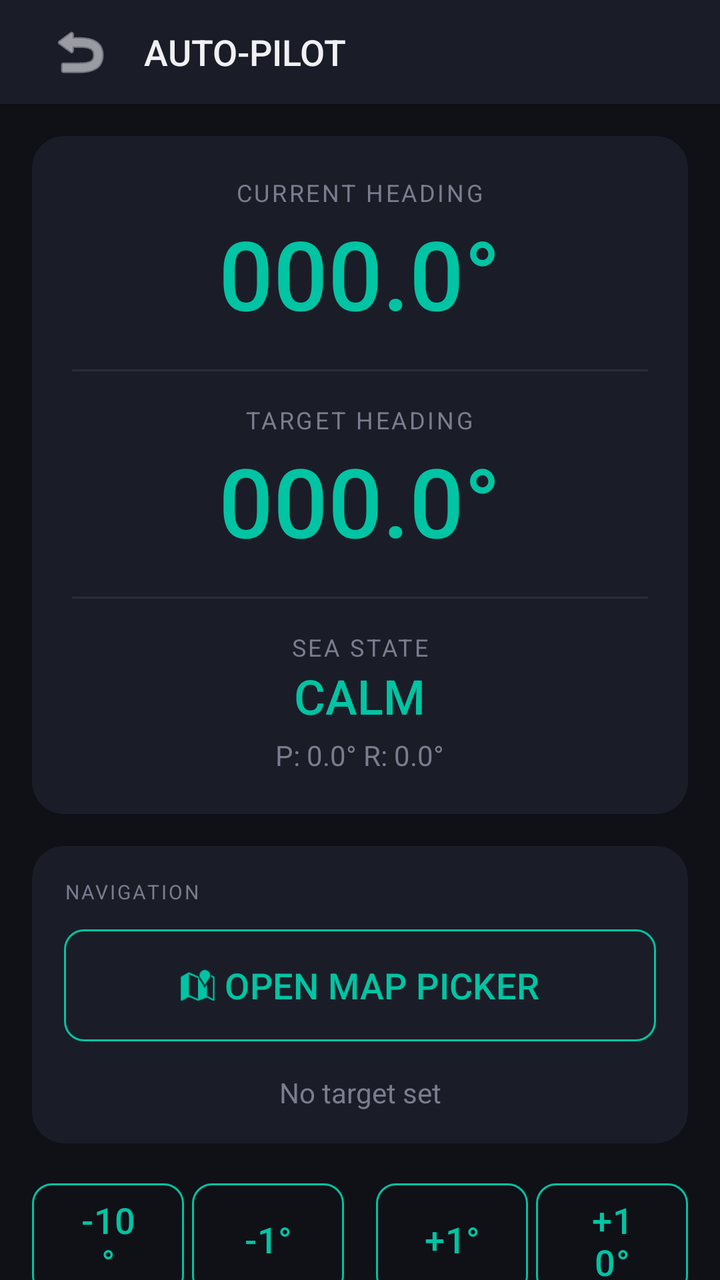
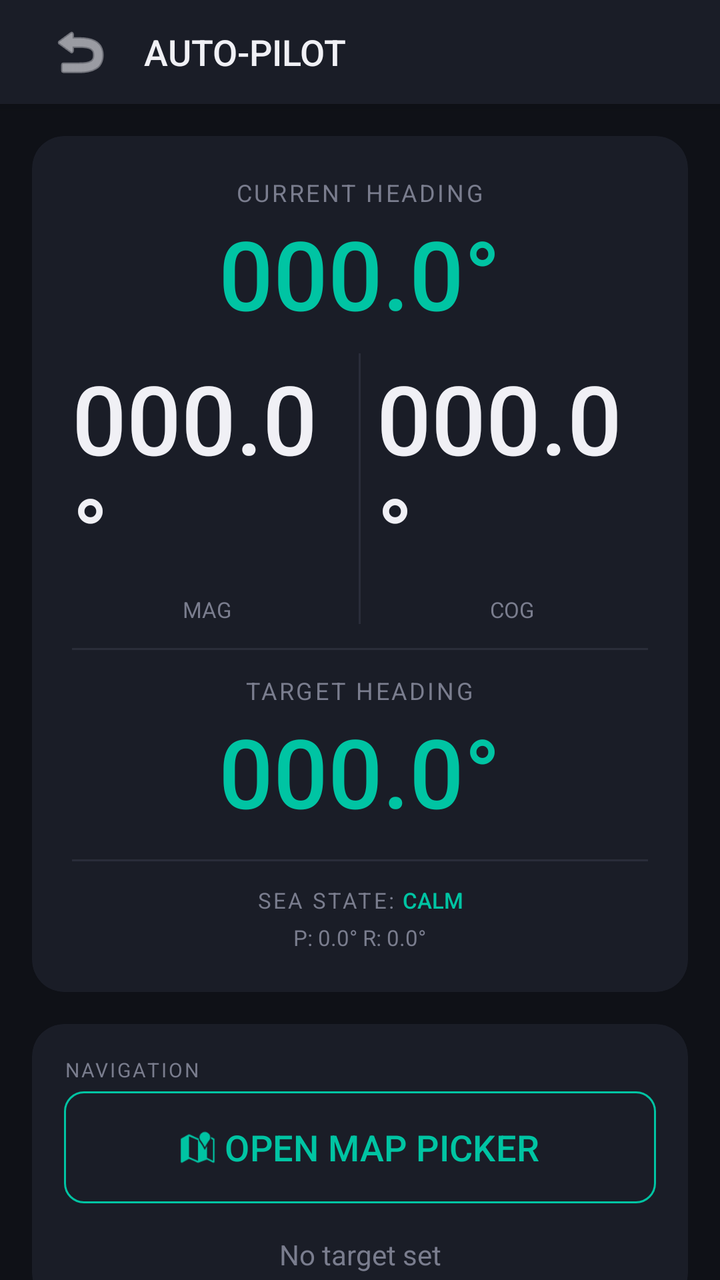

Two renders of the same Android screen: before a commit and after it. Below are the layout's source before the change and the commit's diff.
<!-- AndroidManifest.xml: application theme Theme.TorqeedoController -->
<!-- res/layout/activity_autopilot.xml -->
<?xml version="1.0" encoding="utf-8"?>
<androidx.constraintlayout.widget.ConstraintLayout xmlns:android="http://schemas.android.com/apk/res/android"
    xmlns:app="http://schemas.android.com/apk/res-auto"
    android:layout_width="match_parent"
    android:layout_height="match_parent"
    android:background="@color/bg_primary">

    <LinearLayout
        android:id="@+id/header"
        android:layout_width="match_parent"
        android:layout_height="52dp"
        android:background="@color/bg_surface"
        android:gravity="center_vertical"
        android:orientation="horizontal"
        android:paddingHorizontal="16dp"
        android:elevation="4dp"
        app:layout_constraintTop_toTopOf="parent">

        <ImageButton
            android:id="@+id/btnBack"
            android:layout_width="48dp"
            android:layout_height="48dp"
            android:background="?attr/selectableItemBackgroundBorderless"
            android:src="@android:drawable/ic_menu_revert"
            app:tint="@color/text_primary" />

        <TextView
            android:layout_width="wrap_content"
            android:layout_height="wrap_content"
            android:text="AUTO-PILOT"
            android:textColor="@color/text_primary"
            android:textSize="18sp"
            android:fontFamily="sans-serif-medium"
            android:layout_marginStart="8dp" />
    </LinearLayout>

    <androidx.core.widget.NestedScrollView
        android:layout_width="match_parent"
        android:layout_height="0dp"
        app:layout_constraintTop_toBottomOf="@id/header"
        app:layout_constraintBottom_toBottomOf="parent">

        <LinearLayout
            android:layout_width="match_parent"
            android:layout_height="wrap_content"
            android:orientation="vertical"
            android:padding="16dp">

            
            <androidx.cardview.widget.CardView
                android:layout_width="match_parent"
                android:layout_height="wrap_content"
                android:layout_marginBottom="16dp"
                app:cardBackgroundColor="@color/bg_surface"
                app:cardCornerRadius="16dp"
                app:cardElevation="0dp">

                <LinearLayout
                    android:layout_width="match_parent"
                    android:layout_height="wrap_content"
                    android:orientation="vertical"
                    android:padding="20dp"
                    android:gravity="center">

                    <TextView
                        android:layout_width="wrap_content"
                        android:layout_height="wrap_content"
                        android:text="CURRENT HEADING"
                        android:textColor="@color/text_secondary"
                        android:textSize="12sp"
                        android:letterSpacing="0.1" />

                    <TextView
                        android:id="@+id/tvCurrentHeading"
                        android:layout_width="wrap_content"
                        android:layout_height="wrap_content"
                        android:text="000.0°"
                        android:textColor="@color/accent_primary"
                        android:textSize="48sp"
                        android:fontFamily="sans-serif-medium" />

                    <View
                        android:layout_width="match_parent"
                        android:layout_height="1dp"
                        android:background="@color/border_subtle"
                        android:layout_marginVertical="16dp" />

                    <TextView
                        android:layout_width="wrap_content"
                        android:layout_height="wrap_content"
                        android:text="TARGET HEADING"
                        android:textColor="@color/text_secondary"
                        android:textSize="12sp"
                        android:letterSpacing="0.1" />

                    <TextView
                        android:id="@+id/tvTargetHeading"
                        android:layout_width="wrap_content"
                        android:layout_height="wrap_content"
                        android:text="000.0°"
                        android:textColor="@color/status_connected"
                        android:textSize="48sp"
                        android:fontFamily="sans-serif-medium" />

                    <View
                        android:layout_width="match_parent"
                        android:layout_height="1dp"
                        android:background="@color/border_subtle"
                        android:layout_marginVertical="16dp" />

                    <TextView
                        android:layout_width="wrap_content"
                        android:layout_height="wrap_content"
                        android:text="SEA STATE"
                        android:textColor="@color/text_secondary"
                        android:textSize="12sp"
                        android:letterSpacing="0.1" />

                    <TextView
                        android:id="@+id/tvSeaState"
                        android:layout_width="wrap_content"
                        android:layout_height="wrap_content"
                        android:text="CALM"
                        android:textColor="@color/status_connected"
                        android:textSize="24sp"
                        android:fontFamily="sans-serif-medium" />

                    <TextView
                        android:id="@+id/tvPitchRoll"
                        android:layout_width="wrap_content"
                        android:layout_height="wrap_content"
                        android:text="P: 0.0° R: 0.0°"
                        android:textColor="@color/text_secondary"
                        android:textSize="14sp"
                        android:layout_marginTop="4dp" />
                </LinearLayout>
            </androidx.cardview.widget.CardView>

            
            <androidx.cardview.widget.CardView
                android:layout_width="match_parent"
                android:layout_height="wrap_content"
                android:layout_marginBottom="16dp"
                app:cardBackgroundColor="@color/bg_surface"
                app:cardCornerRadius="16dp"
                app:cardElevation="0dp">

                <LinearLayout
                    android:layout_width="match_parent"
                    android:layout_height="wrap_content"
                    android:orientation="vertical"
                    android:padding="16dp">

                    <TextView
                        android:layout_width="wrap_content"
                        android:layout_height="wrap_content"
                        android:text="NAVIGATION"
                        android:textColor="@color/text_secondary"
                        android:textSize="10sp"
                        android:letterSpacing="0.1"
                        android:layout_marginBottom="8dp"/>

                    <com.google.android.material.button.MaterialButton
                        android:id="@+id/btnOpenMap"
                        style="@style/Widget.TorqeedoController.Button.Secondary"
                        android:layout_width="match_parent"
                        android:layout_height="64dp"
                        android:text="OPEN MAP PICKER"
                        app:icon="@android:drawable/ic_dialog_map"
                        app:iconGravity="textStart" />

                    <TextView
                        android:id="@+id/tvWaypointInfo"
                        android:layout_width="match_parent"
                        android:layout_height="wrap_content"
                        android:text="No target set"
                        android:textColor="@color/text_secondary"
                        android:textSize="14sp"
                        android:layout_marginTop="12dp"
                        android:gravity="center"/>
                </LinearLayout>
            </androidx.cardview.widget.CardView>

            
            <LinearLayout
                android:layout_width="match_parent"
                android:layout_height="wrap_content"
                android:orientation="horizontal"
                android:gravity="center"
                android:layout_marginBottom="24dp">

                <Button
                    android:id="@+id/btnHdgMinus10"
                    style="@style/Widget.TorqeedoController.Button.Secondary"
                    android:layout_width="0dp"
                    android:layout_height="64dp"
                    android:layout_weight="1"
                    android:text="-10°"
                    android:layout_marginEnd="4dp"/>

                <Button
                    android:id="@+id/btnHdgMinus1"
                    style="@style/Widget.TorqeedoController.Button.Secondary"
                    android:layout_width="0dp"
                    android:layout_height="64dp"
                    android:layout_weight="1"
                    android:text="-1°"
                    android:layout_marginEnd="8dp"/>

                <Button
                    android:id="@+id/btnHdgPlus1"
                    style="@style/Widget.TorqeedoController.Button.Secondary"
                    android:layout_width="0dp"
                    android:layout_height="64dp"
                    android:layout_weight="1"
                    android:text="+1°"
                    android:layout_marginStart="8dp"/>

                <Button
                    android:id="@+id/btnHdgPlus10"
                    style="@style/Widget.TorqeedoController.Button.Secondary"
                    android:layout_width="0dp"
                    android:layout_height="64dp"
                    android:layout_weight="1"
                    android:text="+10°"
                    android:layout_marginStart="4dp"/>
            </LinearLayout>

            
            <com.google.android.material.button.MaterialButton
                android:id="@+id/btnToggleAutoPilot"
                android:layout_width="match_parent"
                android:layout_height="80dp"
                android:text="ENGAGE AUTO-PILOT"
                android:textSize="18sp"
                app:cornerRadius="40dp"
                android:layout_marginBottom="24dp"
                android:backgroundTint="@color/status_connected" />

            
            <androidx.cardview.widget.CardView
                android:layout_width="match_parent"
                android:layout_height="wrap_content"
                android:layout_marginBottom="16dp"
                app:cardBackgroundColor="@color/bg_surface"
                app:cardCornerRadius="12dp"
                app:cardElevation="0dp">

                <LinearLayout
                    android:layout_width="match_parent"
                    android:layout_height="wrap_content"
                    android:orientation="vertical"
                    android:padding="16dp">

                    <LinearLayout
                        android:layout_width="match_parent"
                        android:layout_height="wrap_content"
                        android:orientation="horizontal"
                        android:gravity="center_vertical"
                        android:layout_marginBottom="12dp">
                        <TextView
                            android:layout_width="0dp"
                            android:layout_height="wrap_content"
                            android:layout_weight="1"
                            android:text="PID TUNING"
                            android:textColor="@color/text_secondary"
                            android:textSize="10sp"
                            android:letterSpacing="0.1" />
                        <com.google.android.material.switchmaterial.SwitchMaterial
                            android:id="@+id/swUseRudderSensor"
                            android:layout_width="wrap_content"
                            android:layout_height="wrap_content"
                            android:text="USE 0xA5 SENSOR"
                            android:textColor="@color/text_secondary"
                            android:textSize="10sp" />
                    </LinearLayout>

                    
                    <LinearLayout
                        android:layout_width="match_parent"
                        android:layout_height="wrap_content"
                        android:orientation="horizontal"
                        android:gravity="center_vertical"
                        android:layout_marginBottom="8dp">
                        <TextView
                            android:layout_width="40dp"
                            android:layout_height="wrap_content"
                            android:text="Kp"
                            android:textColor="@color/text_primary" />
                        <SeekBar
                            android:id="@+id/sbKp"
                            android:layout_width="0dp"
                            android:layout_height="wrap_content"
                            android:layout_weight="1"
                            android:max="100" />
                        <EditText
                            android:id="@+id/etKp"
                            android:layout_width="60dp"
                            android:layout_height="wrap_content"
                            android:inputType="numberDecimal"
                            android:gravity="center"
                            android:textSize="14sp"
                            android:background="@color/bg_primary"
                            android:padding="4dp"
                            android:imeOptions="actionDone" />
                    </LinearLayout>

                    
                    <LinearLayout
                        android:layout_width="match_parent"
                        android:layout_height="wrap_content"
                        android:orientation="horizontal"
                        android:gravity="center_vertical"
                        android:layout_marginBottom="8dp">
                        <TextView
                            android:layout_width="40dp"
                            android:layout_height="wrap_content"
                            android:text="Ki"
                            android:textColor="@color/text_primary" />
                        <SeekBar
                            android:id="@+id/sbKi"
                            android:layout_width="0dp"
                            android:layout_height="wrap_content"
                            android:layout_weight="1"
                            android:max="100" />
                        <EditText
                            android:id="@+id/etKi"
                            android:layout_width="60dp"
                            android:layout_height="wrap_content"
                            android:inputType="numberDecimal"
                            android:gravity="center"
                            android:textSize="14sp"
                            android:background="@color/bg_primary"
                            android:padding="4dp"
                            android:imeOptions="actionDone" />
                    </LinearLayout>

                    
                    <LinearLayout
                        android:layout_width="match_parent"
                        android:layout_height="wrap_content"
                        android:orientation="horizontal"
                        android:gravity="center_vertical">
                        <TextView
                            android:layout_width="40dp"
                            android:layout_height="wrap_content"
                            android:text="Kd"
                            android:textColor="@color/text_primary" />
                        <SeekBar
                            android:id="@+id/sbKd"
                            android:layout_width="0dp"
                            android:layout_height="wrap_content"
                            android:layout_weight="1"
                            android:max="100" />
                        <EditText
                            android:id="@+id/etKd"
                            android:layout_width="60dp"
                            android:layout_height="wrap_content"
                            android:inputType="numberDecimal"
                            android:gravity="center"
                            android:textSize="14sp"
                            android:background="@color/bg_primary"
                            android:padding="4dp"
                            android:imeOptions="actionDone" />
                    </LinearLayout>
                </LinearLayout>
            </androidx.cardview.widget.CardView>

            
            <androidx.cardview.widget.CardView
                android:layout_width="match_parent"
                android:layout_height="wrap_content"
                app:cardBackgroundColor="@color/bg_surface"
                app:cardCornerRadius="12dp"
                app:cardElevation="0dp">

                <LinearLayout
                    android:layout_width="match_parent"
                    android:layout_height="wrap_content"
                    android:orientation="horizontal"
                    android:padding="16dp"
                    android:baselineAligned="false">

                    <LinearLayout
                        android:layout_width="0dp"
                        android:layout_height="wrap_content"
                        android:layout_weight="1"
                        android:orientation="vertical"
                        android:gravity="center">
                        <TextView
                            android:id="@+id/tvRudderPos"
                            android:layout_width="wrap_content"
                            android:layout_height="wrap_content"
                            android:text="0%"
                            android:textColor="@color/accent_primary"
                            android:textSize="20sp"
                            android:fontFamily="sans-serif-medium" />
                        <TextView
                            android:layout_width="wrap_content"
                            android:layout_height="wrap_content"
                            android:text="RUDDER"
                            android:textColor="@color/text_secondary"
                            android:textSize="10sp" />
                    </LinearLayout>

                    <View
                        android:layout_width="1dp"
                        android:layout_height="match_parent"
                        android:background="@color/border_subtle" />

                    <LinearLayout
                        android:layout_width="0dp"
                        android:layout_height="wrap_content"
                        android:layout_weight="1"
                        android:orientation="vertical"
                        android:gravity="center">
                        <TextView
                            android:id="@+id/tvSpeed"
                            android:layout_width="wrap_content"
                            android:layout_height="wrap_content"
                            android:text="0%"
                            android:textColor="@color/accent_primary"
                            android:textSize="20sp"
                            android:fontFamily="sans-serif-medium" />
                        <TextView
                            android:layout_width="wrap_content"
                            android:layout_height="wrap_content"
                            android:text="THROTTLE"
                            android:textColor="@color/text_secondary"
                            android:textSize="10sp" />
                    </LinearLayout>

                </LinearLayout>
            </androidx.cardview.widget.CardView>

        </LinearLayout>
    </androidx.core.widget.NestedScrollView>

</androidx.constraintlayout.widget.ConstraintLayout>
<!-- resources referenced by this layout -->
<resources>
  <color name="accent_primary">#00C4A3</color>
  <color name="bg_primary">#0F1117</color>
  <color name="bg_surface">#1A1D27</color>
  <color name="border_subtle">#2A2D3A</color>
  <color name="status_connected">#00C4A3</color>
  <color name="text_primary">#F0F0F5</color>
  <color name="text_secondary">#7A7D8E</color>
  <style name="Widget.TorqeedoController.Button.Secondary" parent="Widget.Material3.Button.OutlinedButton">
          <item name="strokeColor">@color/accent_primary</item>
          <item name="strokeWidth">1dp</item>
          <item name="android:textColor">@color/accent_primary</item>
          <item name="android:textSize">18dp</item>
          <item name="cornerRadius">10dp</item>
          <item name="android:stateListAnimator">@null</item>
      </style>
  <style name="Theme.TorqeedoController" parent="Theme.Material3.Dark.NoActionBar">
          
          <item name="colorPrimary">@color/accent_primary</item>
          <item name="colorOnPrimary">@color/bg_primary</item>
          <item name="colorPrimaryContainer">@color/accent_dark</item>
          <item name="colorOnPrimaryContainer">@color/text_primary</item>
  
          
          <item name="colorSurface">@color/bg_surface</item>
          <item name="colorOnSurface">@color/text_primary</item>
          <item name="colorSurfaceVariant">@color/bg_surface</item>
          <item name="colorOnSurfaceVariant">@color/text_secondary</item>
  
          
          <item name="android:colorBackground">@color/bg_primary</item>
          <item name="colorOnBackground">@color/text_primary</item>
  
          
          <item name="android:windowBackground">@color/bg_primary</item>
          <item name="android:statusBarColor">@color/bg_surface</item>
          <item name="android:navigationBarColor">@color/bg_primary</item>
          <item name="android:windowLightStatusBar">false</item>
          <item name="android:windowLightNavigationBar">false</item>
  
          
          <item name="colorControlActivated">@color/accent_primary</item>
          <item name="colorControlNormal">@color/border_subtle</item>
      </style>
  <color name="accent_dark">#00977E</color>
</resources>

<!-- the commit's change to res/layout/activity_autopilot.xml (unified diff, before → after) -->
@@ -79,11 +79,65 @@
                         android:textSize="48sp"
                         android:fontFamily="sans-serif-medium" />
 
+                    <LinearLayout
+                        android:layout_width="match_parent"
+                        android:layout_height="wrap_content"
+                        android:orientation="horizontal"
+                        android:gravity="center"
+                        android:layout_marginTop="8dp">
+                        <LinearLayout
+                            android:layout_width="0dp"
+                            android:layout_height="wrap_content"
+                            android:layout_weight="1"
+                            android:orientation="vertical"
+                            android:gravity="center">
+                            <TextView
+                                android:id="@+id/tvMagHeading"
+                                android:layout_width="wrap_content"
+                                android:layout_height="wrap_content"
+                                android:text="000.0°"
+                                android:textColor="@color/text_primary"
+                                android:textSize="48sp"
+                                android:fontFamily="sans-serif-medium" />
+                            <TextView
+                                android:layout_width="wrap_content"
+                                android:layout_height="wrap_content"
+                                android:text="MAG"
+                                android:textColor="@color/text_secondary"
+                                android:textSize="11sp" />
+                        </LinearLayout>
+
+                        <View android:layout_width="1dp" android:layout_height="match_parent"
+                            android:background="@color/border_subtle" android:layout_marginHorizontal="8dp"/>
+
+                        <LinearLayout
+                            android:layout_width="0dp"
+                            android:layout_height="wrap_content"
+                            android:layout_weight="1"
+                            android:orientation="vertical"
+                            android:gravity="center">
+                            <TextView
+                                android:id="@+id/tvGpsCourse"
+                                android:layout_width="wrap_content"
+                                android:layout_height="wrap_content"
+                                android:text="000.0°"
+                                android:textColor="@color/text_primary"
+                                android:textSize="48sp"
+                                android:fontFamily="sans-serif-medium" />
+                            <TextView
+                                android:layout_width="wrap_content"
+                                android:layout_height="wrap_content"
+                                android:text="COG"
+                                android:textColor="@color/text_secondary"
+                                android:textSize="11sp" />
+                        </LinearLayout>
+                    </LinearLayout>
+
                     <View
                         android:layout_width="match_parent"
                         android:layout_height="1dp"
                         android:background="@color/border_subtle"
-                        android:layout_marginVertical="16dp" />
+                        android:layout_marginVertical="12dp" />
 
                     <TextView
                         android:layout_width="wrap_content"
@@ -106,24 +160,30 @@
                         android:layout_width="match_parent"
                         android:layout_height="1dp"
                         android:background="@color/border_subtle"
-                        android:layout_marginVertical="16dp" />
-
-                    <TextView
-                        android:layout_width="wrap_content"
-                        android:layout_height="wrap_content"
-                        android:text="SEA STATE"
-                        android:textColor="@color/text_secondary"
-                        android:textSize="12sp"
-                        android:letterSpacing="0.1" />
-
-                    <TextView
-                        android:id="@+id/tvSeaState"
-                        android:layout_width="wrap_content"
-                        android:layout_height="wrap_content"
-                        android:text="CALM"
-                        android:textColor="@color/status_connected"
-                        android:textSize="24sp"
-                        android:fontFamily="sans-serif-medium" />
+                        android:layout_marginVertical="12dp" />
+
+                    <LinearLayout
+                        android:layout_width="match_parent"
+                        android:layout_height="wrap_content"
+                        android:orientation="horizontal"
+                        android:gravity="center">
+                        <TextView
+                            android:layout_width="wrap_content"
+                            android:layout_height="wrap_content"
+                            android:text="SEA STATE: "
+                            android:textColor="@color/text_secondary"
+                            android:textSize="11sp"
+                            android:letterSpacing="0.1" />
+
+                        <TextView
+                            android:id="@+id/tvSeaState"
+                            android:layout_width="wrap_content"
+                            android:layout_height="wrap_content"
+                            android:text="CALM"
+                            android:textColor="@color/status_connected"
+                            android:textSize="11sp"
+                            android:fontFamily="sans-serif-medium" />
+                    </LinearLayout>
 
                     <TextView
                         android:id="@+id/tvPitchRoll"
@@ -131,7 +191,7 @@
                         android:layout_height="wrap_content"
                         android:text="P: 0.0° R: 0.0°"
                         android:textColor="@color/text_secondary"
-                        android:textSize="14sp"
+                        android:textSize="11sp"
                         android:layout_marginTop="4dp" />
                 </LinearLayout>
             </androidx.cardview.widget.CardView>
@@ -157,8 +217,7 @@
                         android:text="NAVIGATION"
                         android:textColor="@color/text_secondary"
                         android:textSize="10sp"
-                        android:letterSpacing="0.1"
-                        android:layout_marginBottom="8dp"/>
+                        android:letterSpacing="0.1" />
 
                     <com.google.android.material.button.MaterialButton
                         android:id="@+id/btnOpenMap"
